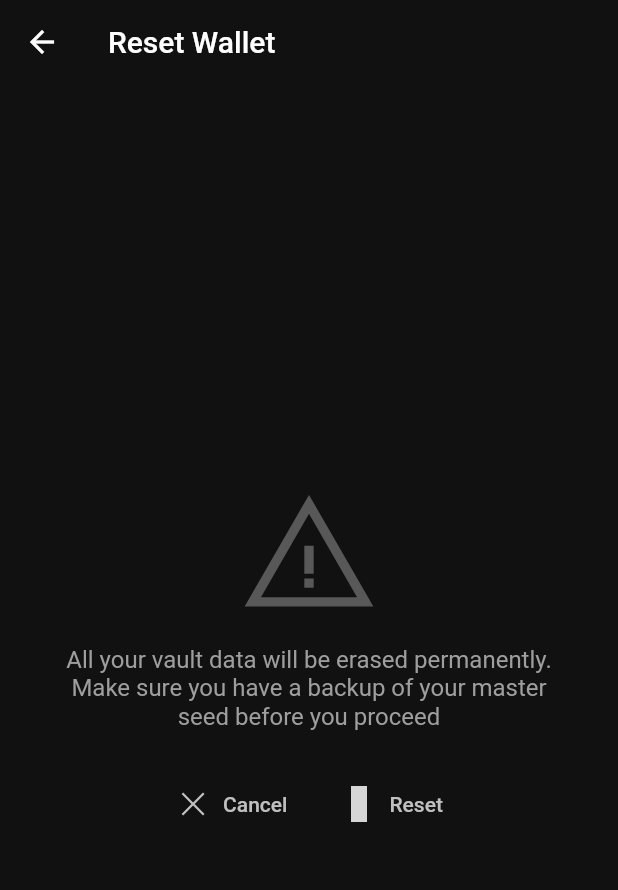
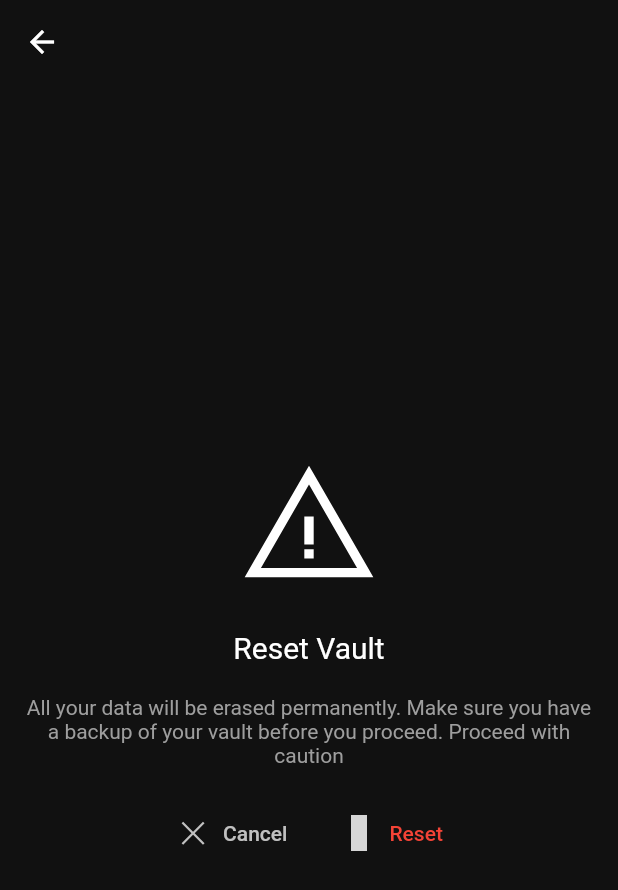
Before and after one commit to Liso-Vault/app, a Flutter app: the ResetScreen screen opened by its route, on a phone screen of 412 x 824 dp. Shown: the top 890 px of the screen. Run offline on Flutter 3.47's test engine with Material 2 defaults, Android fonts, the light colour scheme and no system bars; our stand-ins replace bubble_tab_indicator, device_info_plus, file_picker, flex_color_scheme, flutter_linkify, flutter_svg and 9 more; missing offline and left inert: bip39, cryptography, desktop_window, web3dart; accounts and stored records are empty; grey boxes are pictures that could not be loaded.

Commit message:
added encryption to exported vault

```diff
--- a/lib/core/hive/models/seed.hive.dart
+++ b/lib/core/hive/models/seed.hive.dart
@@ -37,7 +37,8 @@ class HiveSeed extends HiveObject {
         metadata: HiveMetadata.fromJson(json["metadata"]),
       );
 
-  Map<String, dynamic> toJson() => {
+  Map<String, dynamic> toJson() {
+    return {
       "mnemonic": mnemonic,
       "address": address,
       "description": description,
@@ -46,3 +47,4 @@ class HiveSeed extends HiveObject {
       "metadata": metadata.toJson(),
     };
   }
+}
--- a/lib/core/utils/styles.dart
+++ b/lib/core/utils/styles.dart
@@ -21,14 +21,8 @@ class Styles {
     shape: roundedBorder,
   );
 
-  static final outlinedButtonStyle = OutlinedButton.styleFrom(
-    textStyle: const TextStyle(fontWeight: FontWeight.bold),
-    shape: roundedBorder,
-  );
-
-  static final outlinedButtonStyleNegative = OutlinedButton.styleFrom(
+  static final textButtonStyleNegative = OutlinedButton.styleFrom(
     primary: Colors.red,
-    textStyle: const TextStyle(fontWeight: FontWeight.bold),
     shape: roundedBorder,
   );
 
--- a/lib/features/create_password/create_password_screen.controller.dart
+++ b/lib/features/create_password/create_password_screen.controller.dart
@@ -7,6 +7,7 @@ import 'package:get/get.dart';
 import 'package:get/get_state_manager/get_state_manager.dart';
 import 'package:line_icons/line_icons.dart';
 import 'package:liso/core/liso/liso.manager.dart';
+import 'package:liso/core/liso/liso_crypter.model.dart';
 import 'package:liso/core/utils/console.dart';
 import 'package:liso/core/utils/globals.dart';
 import 'package:liso/core/utils/ui_utils.dart';
@@ -74,6 +75,9 @@ class CreatePasswordScreenController extends GetxController
     console.info(await file.readAsString());
 
     encryptionKey = utf8.encode(seedHex.substring(0, 32));
+    // initialize crypter with encryption key
+    final crypter = LisoCrypter();
+    await crypter.initSecretyKey(encryptionKey!);
 
     await LisoManager.init();
 
--- a/lib/features/export/export_screen.controller.dart
+++ b/lib/features/export/export_screen.controller.dart
@@ -10,6 +10,7 @@ import 'package:line_icons/line_icons.dart';
 import 'package:liso/core/controllers/persistence.controller.dart';
 import 'package:liso/core/hive/hive.manager.dart';
 import 'package:liso/core/liso/liso.manager.dart';
+import 'package:liso/core/liso/liso_crypter.model.dart';
 import 'package:liso/core/liso/liso_vault.model.dart';
 import 'package:liso/core/utils/console.dart';
 import 'package:liso/core/utils/globals.dart';
@@ -108,10 +109,7 @@ class ExportScreenController extends GetxController
     console.info('export path: $exportPath');
 
     // Convert seeds to Wallet objects
-    final List<VaultSeed> seeds = [];
-
-    for (var i = 0; i < HiveManager.seeds!.values.length; i++) {
-      final e = HiveManager.seeds!.values.elementAt(i);
+    final seeds = HiveManager.seeds!.values.map<VaultSeed>((e) {
       final seedHex = bip39.mnemonicToSeedHex(e.mnemonic);
 
       final wallet = Wallet.createNew(
@@ -120,19 +118,12 @@ class ExportScreenController extends GetxController
         Random.secure(),
       );
 
-      seeds.add(VaultSeed(
-        seed: e,
-        wallet: wallet,
-      ));
-    }
+      return VaultSeed(seed: e, wallet: wallet);
+    }).toList();
 
     // Construct LisoVault object
-    final vault = LisoVault(
-      master: master,
-      seeds: seeds,
-    );
-
-    final vaultJsonString = jsonEncode(vault.toJson());
+    final vault = LisoVault(master: master, seeds: seeds);
+    final vaultJsonString = await vault.toJsonStringEncrypted();
 
     final walletAddress = master.privateKey.address.hexEip55;
     final exportFileName =
@@ -145,6 +136,7 @@ class ExportScreenController extends GetxController
       console.info('wallet failed: ${e.toString()}');
       change(null, status: RxStatus.success());
 
+      // TODO: Convert to notification
       UIUtils.showSnackBar(
         title: 'Export Failed',
         message: e.toString(),
@@ -155,6 +147,8 @@ class ExportScreenController extends GetxController
       return;
     }
 
+    // TODO: Send notification
+
     console.info('exported: ${exportFile.path}');
     change(null, status: RxStatus.success());
     Get.back();
--- a/lib/features/import/import.screen.dart
+++ b/lib/features/import/import.screen.dart
@@ -12,9 +12,7 @@ class ImportScreen extends GetView<ImportScreenController> with ConsoleMixin {
   @override
   Widget build(BuildContext context) {
     return Scaffold(
-      appBar: AppBar(
-        title: const Text('Import Wallet'),
-      ),
+      appBar: AppBar(),
       body: Padding(
         padding: const EdgeInsets.all(15),
         child: Center(
@@ -31,18 +29,18 @@ class ImportScreen extends GetView<ImportScreenController> with ConsoleMixin {
                 ),
                 const SizedBox(height: 15),
                 const Text(
-                  "Enter your 24 word seed or import your vault file",
+                  "Import your updated vault file",
                   textAlign: TextAlign.center,
                   style: TextStyle(color: Colors.grey),
                 ),
-                const SizedBox(height: 30),
-                controller.passphraseCard,
-                const SizedBox(height: 10),
-                TextButton.icon(
-                  onPressed: controller.importPhrase,
-                  label: const Text('Continue'),
-                  icon: const Icon(LineIcons.arrowRight),
-                ),
+                // const SizedBox(height: 30),
+                // controller.passphraseCard,
+                // const SizedBox(height: 10),
+                // TextButton.icon(
+                //   onPressed: controller.importPhrase,
+                //   label: const Text('Continue'),
+                //   icon: const Icon(LineIcons.arrowRight),
+                // ),
                 const Divider(height: 20),
                 TextButton.icon(
                   onPressed: controller.importFile,
--- a/lib/features/main/main.screen.dart
+++ b/lib/features/main/main.screen.dart
@@ -49,7 +49,6 @@ class MainScreen extends GetView<MainScreenController> {
         child: TextButton.icon(
           label: const Text('Add your first seed'),
           icon: const Icon(LineIcons.plus),
-          style: Styles.outlinedButtonStyle,
           onPressed: controller.add,
         ),
       ),
--- a/lib/features/main/main_screen.controller.dart
+++ b/lib/features/main/main_screen.controller.dart
@@ -1,3 +1,5 @@
+import 'dart:convert';
+
 import 'package:get/get.dart';
 import 'package:liso/core/hive/hive.manager.dart';
 import 'package:liso/core/hive/models/seed.hive.dart';
--- a/lib/features/reset/reset.screen.dart
+++ b/lib/features/reset/reset.screen.dart
@@ -1,6 +1,8 @@
 import 'package:flutter/material.dart';
 import 'package:get/get.dart';
 import 'package:line_icons/line_icons.dart';
+import 'package:liso/core/utils/styles.dart';
+import 'package:liso/features/general/busy_indicator.widget.dart';
 import 'package:liso/features/general/centered_placeholder.widget.dart';
 import 'package:liso/features/reset/reset_screen.controller.dart';
 
@@ -9,17 +11,23 @@ class ResetScreen extends GetView<ResetScreenController> {
 
   @override
   Widget build(BuildContext context) {
-    return Scaffold(
-      appBar: AppBar(
-        title: const Text('Reset Wallet'),
+    final content = Column(
+      mainAxisSize: MainAxisSize.min,
+      children: [
+        const Icon(LineIcons.exclamationTriangle, size: 100),
+        const SizedBox(height: 20),
+        const Text(
+          'Reset Vault',
+          style: TextStyle(fontSize: 20),
         ),
-      body: Padding(
-        padding: const EdgeInsets.all(15),
-        child: CenteredPlaceholder(
-          iconData: LineIcons.exclamationTriangle,
-          message:
-              'All your vault data will be erased permanently. Make sure you have a backup of your master seed before you proceed',
-          child: Row(
+        const SizedBox(height: 20),
+        const Text(
+          'All your data will be erased permanently. Make sure you have a backup of your vault before you proceed. Proceed with caution',
+          style: TextStyle(color: Colors.grey),
+          textAlign: TextAlign.center,
+        ),
+        const SizedBox(height: 20),
+        Row(
           mainAxisSize: MainAxisSize.min,
           children: [
             TextButton.icon(
@@ -32,8 +40,24 @@ class ResetScreen extends GetView<ResetScreenController> {
               onPressed: controller.reset,
               label: const Text('Reset'),
               icon: const Icon(LineIcons.syncIcon),
+              style: Styles.textButtonStyleNegative,
             ),
           ],
+        )
+      ],
+    );
+
+    return Scaffold(
+      appBar: AppBar(),
+      body: Padding(
+        padding: const EdgeInsets.all(15),
+        child: Center(
+          child: Container(
+            constraints: Styles.containerConstraints,
+            child: controller.obx(
+              (_) => content,
+              onLoading: const BusyIndicator(),
+            ),
           ),
         ),
       ),
--- a/lib/features/unlock/unlock.screen.dart
+++ b/lib/features/unlock/unlock.screen.dart
@@ -5,7 +5,6 @@ import 'package:liso/core/utils/console.dart';
 import 'package:liso/core/utils/styles.dart';
 import 'package:liso/core/utils/utils.dart';
 import 'package:liso/features/general/busy_indicator.widget.dart';
-import 'package:wc_form_validators/wc_form_validators.dart';
 
 import 'unlock_screen.controller.dart';
 
@@ -49,8 +48,6 @@ class UnlockScreen extends GetView<UnlockScreenController> with ConsoleMixin {
           textInputAction: TextInputAction.next,
           onChanged: controller.onChanged,
           onFieldSubmitted: (text) => controller.unlock(),
-          validator: (text) => Utils.validatePassword(text!),
-          autovalidateMode: AutovalidateMode.onUserInteraction,
           decoration: Styles.inputDecoration.copyWith(
             hintText: 'Vault Password',
           ),
--- a/pubspec.yaml
+++ b/pubspec.yaml
@@ -17,6 +17,7 @@ dependencies:
   web3dart: ^2.3.3
   bip39: ^1.0.6
   hex: ^0.2.0
+  cryptography: ^2.0.5
 
   # IO
   hive: 2.0.4
```
Also changed, not shown: lib/core/liso/crypter.extensions.dart (added, +23 -0 lines), lib/core/liso/liso_crypter.model.dart (added, +44 -0 lines), lib/core/liso/liso_vault.model.dart (+21 -4 lines), lib/features/create_password/create_password.screen.dart (+6 -3 lines), lib/features/import/unlock/unlock_screen.controller.dart (+27 -12 lines), lib/features/reset/reset_screen.controller.dart (+12 -3 lines), lib/features/settings/settings.screen.dart (+12 -15 lines), pubspec.lock. Lines whose indentation alone changed are shown as unchanged.
